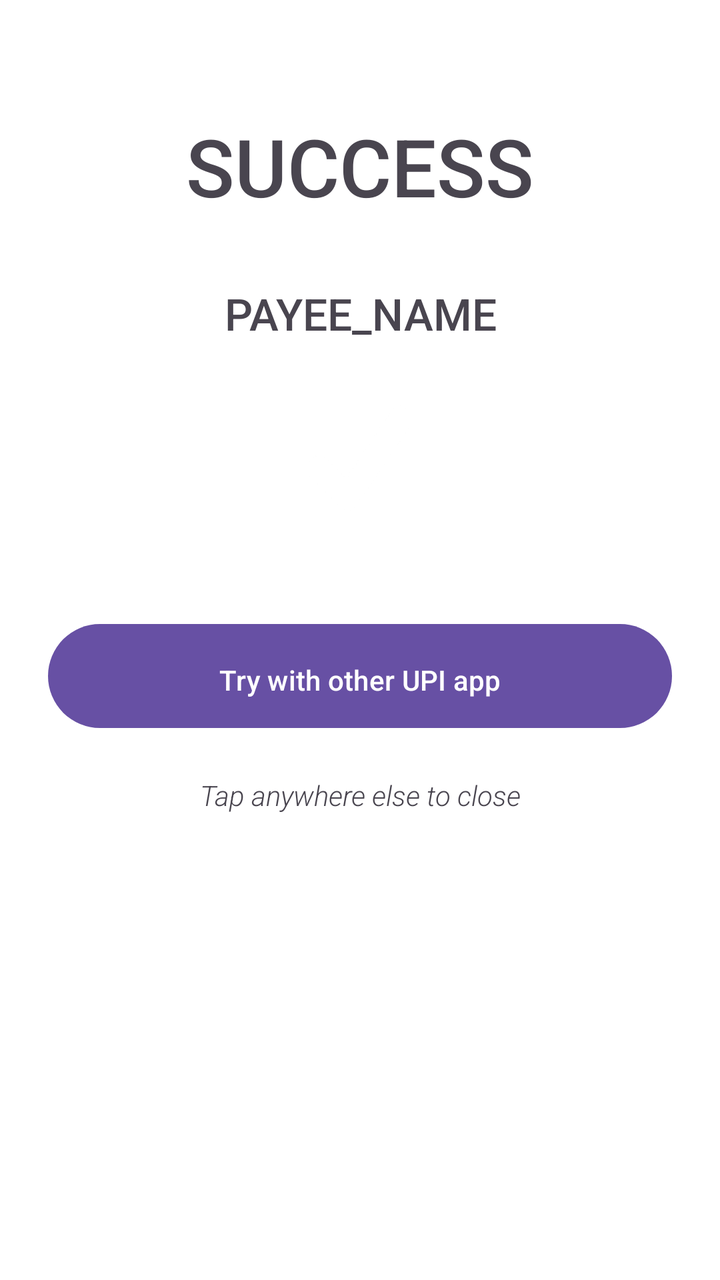
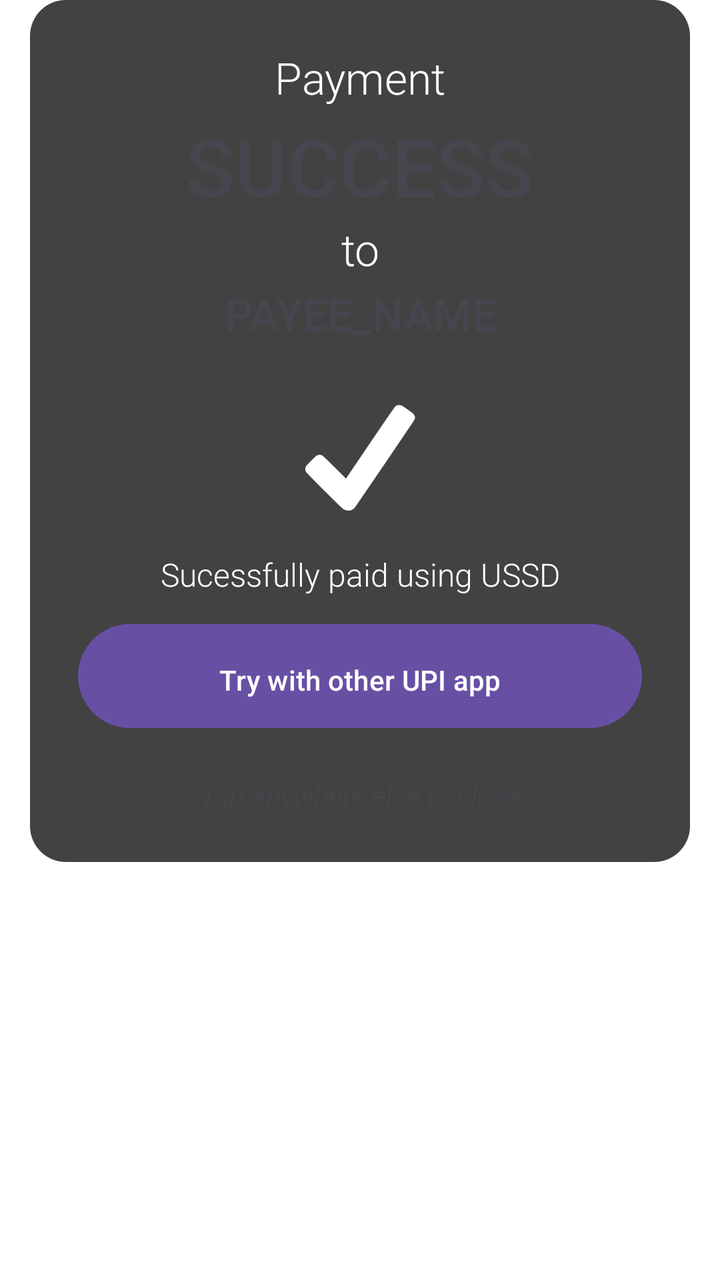

Compare the two renders of this Android layout. The source of the first and the diff that turns it into the second are given below.
<!-- AndroidManifest.xml: application theme Theme.Transparent -->
<!-- res/layout/final_message.xml -->
<?xml version="1.0" encoding="utf-8"?>
<LinearLayout xmlns:android="http://schemas.android.com/apk/res/android"
    xmlns:app="http://schemas.android.com/apk/res-auto"
    android:layout_width="match_parent"
    android:layout_height="wrap_content"
    android:orientation="vertical"
    android:padding="24dp">

    <TextView
        android:id="@+id/status_text"
        android:layout_width="match_parent"
        android:layout_height="wrap_content"
        android:layout_gravity="center_horizontal"
        android:fontFamily="sans-serif-light"
        android:text="Payment"
        android:textAlignment="center"
        android:textColor="@color/white"
        android:textSize="22sp" />

    <TextView
        android:id="@+id/final_status_text"
        android:layout_width="match_parent"
        android:layout_height="wrap_content"
        android:layout_marginTop="3dp"
        android:fontFamily="sans-serif-medium"
        android:gravity="center"
        android:text="SUCCESS"
        android:textSize="40dp" />

    <TextView
        android:id="@+id/second_small_text"
        android:layout_width="match_parent"
        android:layout_height="wrap_content"
        android:layout_gravity="center_horizontal"
        android:fontFamily="sans-serif-light"
        android:text="to"
        android:textAlignment="center"
        android:textColor="@color/white"
        android:textSize="22sp" />

    <TextView
        android:id="@+id/second_big_text"
        android:layout_width="match_parent"
        android:layout_height="wrap_content"
        android:layout_marginTop="3dp"
        android:fontFamily="sans-serif-medium"
        android:gravity="center"
        android:text="PAYEE_NAME"
        android:textSize="22dp" />

    <Space
        android:layout_width="match_parent"
        android:layout_height="30dp" />

    <ImageView
        android:id="@+id/imageView"
        android:layout_width="match_parent"
        android:layout_height="55dp"
        app:srcCompat="@drawable/checkmark_256" />

    <Space
        android:layout_width="match_parent"
        android:layout_height="20dp" />

    <TextView
        android:id="@+id/status_info"
        android:layout_width="match_parent"
        android:layout_height="wrap_content"
        android:layout_gravity="center_horizontal"
        android:fontFamily="sans-serif-light"
        android:text="Sucessfully paid using USSD"
        android:textAlignment="center"
        android:textColor="@color/white"
        android:textSize="16sp" />

    <Button
        android:id="@+id/other_upi_button"
        android:layout_width="match_parent"
        android:layout_height="60dp"
        android:layout_marginTop="10dp"
        android:paddingTop="10dp"
        android:text="Try with other UPI app" />

    <Space
        android:layout_width="match_parent"
        android:layout_height="20dp" />

    <TextView
        android:id="@+id/sub_text"
        android:layout_width="match_parent"
        android:layout_height="wrap_content"
        android:fontFamily="sans-serif"
        android:text="someone messed up"
        android:textAlignment="center"
        android:textSize="15dp"
        android:visibility="gone" />

    <Space
        android:id="@+id/sub_text_space"
        android:layout_width="match_parent"
        android:layout_height="20dp"
        android:visibility="gone" />

    <TextView
        android:id="@+id/textView3"
        android:layout_width="match_parent"
        android:layout_height="wrap_content"
        android:fontFamily="sans-serif-light"
        android:text="Tap anywhere else to close"
        android:textAlignment="center"
        android:textStyle="italic" />

</LinearLayout>
<!-- resources referenced by this layout -->
<resources>
  <color name="white">#FFFFFFFF</color>
  <!-- drawable checkmark_256: png bitmap (drawable, 5579 bytes) -->
  <style name="Theme.Transparent" parent="Theme.Material3.DayNight.NoActionBar">
          <item name="android:windowIsTranslucent">true</item>
          <item name="android:windowBackground">@android:color/transparent</item>
          <item name="android:windowContentOverlay">@null</item>
          <item name="android:windowNoTitle">true</item>
          <item name="android:windowIsFloating">false</item>
          <item name="android:backgroundDimEnabled">false</item>
      </style>
</resources>

<!-- the commit's change to res/layout/final_message.xml (unified diff, before → after) -->
@@ -1,10 +1,16 @@
 <?xml version="1.0" encoding="utf-8"?>
-<LinearLayout xmlns:android="http://schemas.android.com/apk/res/android"
+<FrameLayout xmlns:android="http://schemas.android.com/apk/res/android"
+    android:layout_width="match_parent"
+    android:layout_height="match_parent"
     xmlns:app="http://schemas.android.com/apk/res-auto"
-    android:layout_width="match_parent"
-    android:layout_height="wrap_content"
-    android:orientation="vertical"
-    android:padding="24dp">
+    android:background="@color/transparent">
+    <LinearLayout
+        android:layout_width="match_parent"
+        android:layout_height="wrap_content"
+        android:layout_marginHorizontal="15dp"
+        android:background="@drawable/rounded_corners_window"
+        android:orientation="vertical"
+        android:padding="24dp">
 
     <TextView
         android:id="@+id/status_text"
@@ -111,3 +117,4 @@
         android:textStyle="italic" />
 
 </LinearLayout>
+</FrameLayout>
<!-- resource entries referenced after the edit -->
@@ -1,7 +1,14 @@
 <!-- resources referenced by this layout -->
 <resources>
+  <color name="transparent">#00000000</color>
   <color name="white">#FFFFFFFF</color>
   <!-- drawable checkmark_256: png bitmap (drawable, 5579 bytes) -->
+  <!-- drawable rounded_corners_window (drawable) -->
+  <?xml version="1.0" encoding="utf-8"?>
+  <shape xmlns:android="http://schemas.android.com/apk/res/android">
+      <solid android:color="@color/background_grey"/>
+      <corners android:radius="18dp" />
+  </shape>
   <style name="Theme.Transparent" parent="Theme.Material3.DayNight.NoActionBar">
           <item name="android:windowIsTranslucent">true</item>
           <item name="android:windowBackground">@android:color/transparent</item>
@@ -10,5 +17,6 @@
           <item name="android:windowIsFloating">false</item>
           <item name="android:backgroundDimEnabled">false</item>
       </style>
+  <color name="background_grey">#424242</color>
 </resources>
 
